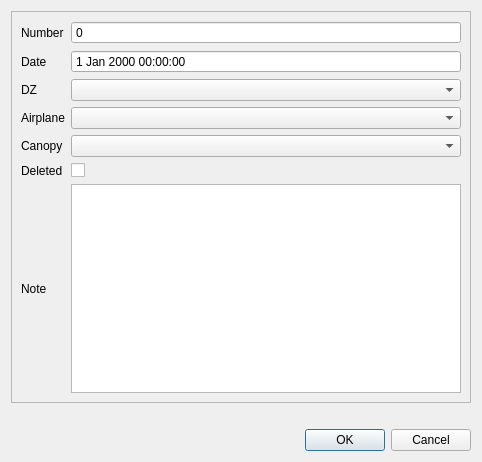
This is anreader_sources/n3jumpeditor.ui in anpp/anreader as Qt 5 draws it before an edit. The edited form follows.
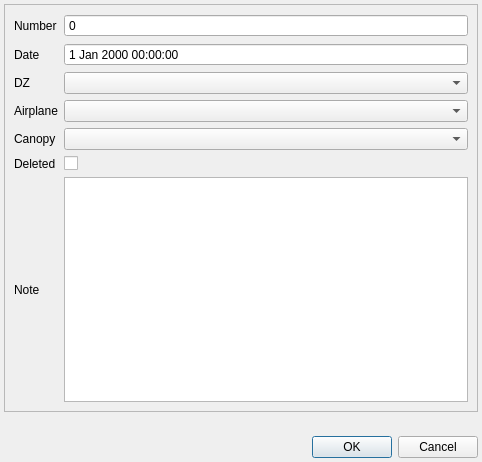
This is the edited form.

What changed in the file:
```diff
--- a/anreader_sources/n3jumpeditor.ui
+++ b/anreader_sources/n3jumpeditor.ui
@@ -20,6 +20,21 @@
    <bool>true</bool>
   </property>
   <layout class="QVBoxLayout" name="verticalLayout_2">
+   <property name="spacing">
+    <number>4</number>
+   </property>
+   <property name="leftMargin">
+    <number>4</number>
+   </property>
+   <property name="topMargin">
+    <number>4</number>
+   </property>
+   <property name="rightMargin">
+    <number>4</number>
+   </property>
+   <property name="bottomMargin">
+    <number>4</number>
+   </property>
    <item>
     <layout class="QVBoxLayout" name="verticalLayout">
      <item>
```
